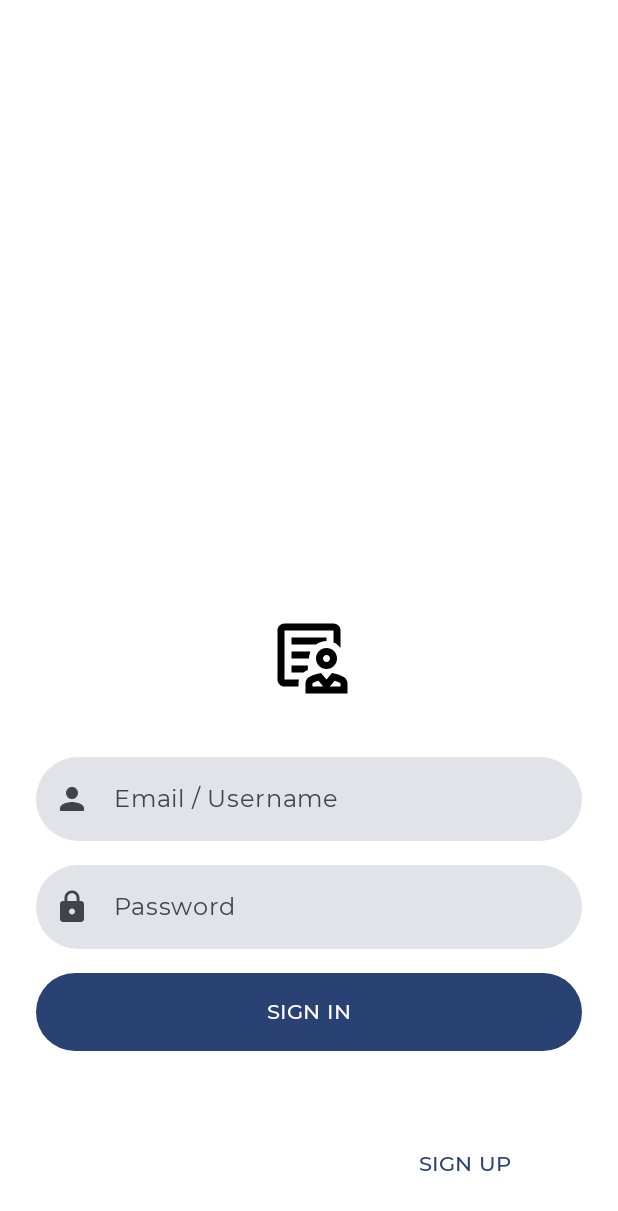
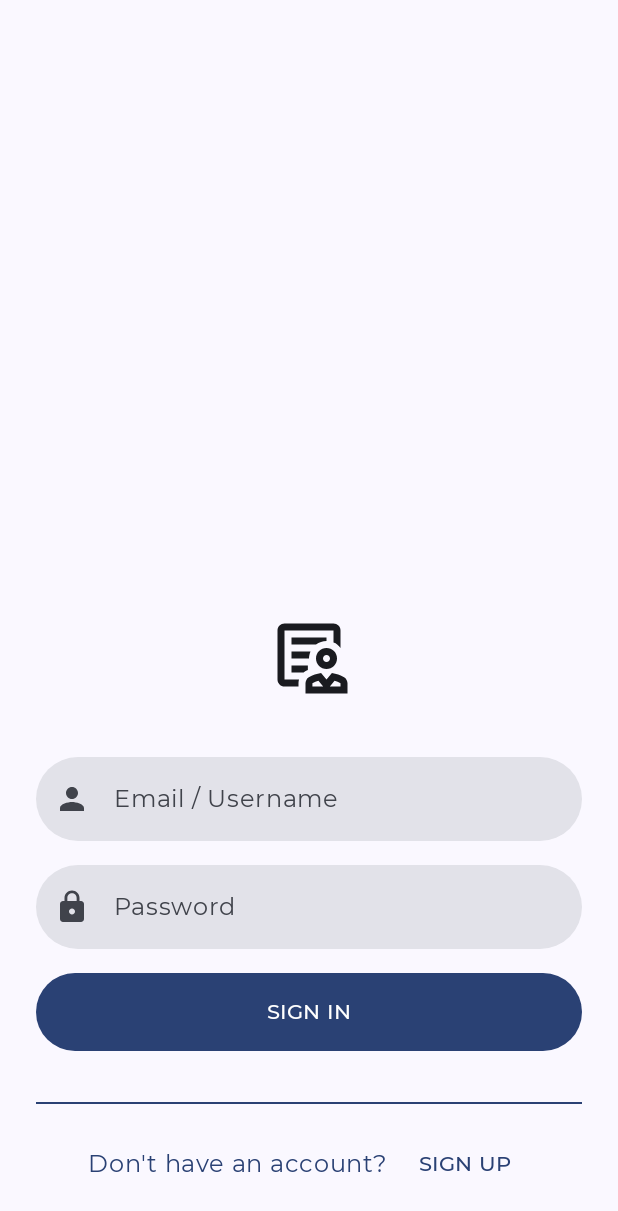
Before and after one commit to MayorBee404/PartnerNotesApps, an Android app built with Jetpack Compose: the @Preview function LoginScreenPreview, on a phone screen of 412 x 824 dp. Shown: the top 1211 px of the screen. Run offline under Robolectric (Android 15) with nearby library versions, the phone set to English and light mode, and no system bars; 1 statement that could not run was skipped.

Commit message:
fix theme

```diff
--- a/app/src/main/java/com/dbadeveloper/partnernotesapps/navigation/SetupNavGraph.kt
+++ b/app/src/main/java/com/dbadeveloper/partnernotesapps/navigation/SetupNavGraph.kt
@@ -1,14 +1,18 @@
 package com.dbadeveloper.partnernotesapps.navigation
 
+import android.content.res.Configuration
 import androidx.compose.foundation.layout.Box
 import androidx.compose.foundation.layout.fillMaxSize
 import androidx.compose.runtime.Composable
 import androidx.compose.ui.Modifier
+import androidx.compose.ui.tooling.preview.Preview
 import androidx.navigation.NavHostController
 import androidx.navigation.compose.NavHost
 import androidx.navigation.compose.composable
 import com.dbadeveloper.partnernotesapps.ui.login.LoginScreen
 import com.dbadeveloper.partnernotesapps.ui.splashscreen.AnimatedSplashScreen
+import com.dbadeveloper.partnernotesapps.ui.splashscreen.Splash
+import com.dbadeveloper.partnernotesapps.ui.theme.PartnerNotesAppsTheme
 
 @Composable
 fun SetupNavGraph(navHostController: NavHostController) {
@@ -18,6 +22,7 @@ fun SetupNavGraph(navHostController: NavHostController) {
     ) {
         composable(route = Screen.Splash.route) {
             AnimatedSplashScreen(navHostController = navHostController)
+
         }
         composable(route = Screen.Login.route) {
             LoginScreen(navHostController = navHostController)
--- a/app/src/main/java/com/dbadeveloper/partnernotesapps/ui/login/LoginScreen.kt
+++ b/app/src/main/java/com/dbadeveloper/partnernotesapps/ui/login/LoginScreen.kt
@@ -1,5 +1,6 @@
 package com.dbadeveloper.partnernotesapps.ui.login
 
+import android.content.res.Configuration
 import androidx.compose.animation.core.animateFloatAsState
 import androidx.compose.animation.core.tween
 import androidx.compose.foundation.background
@@ -23,6 +24,7 @@ import androidx.compose.material3.ExperimentalMaterial3Api
 import androidx.compose.material3.Icon
 import androidx.compose.material3.MaterialTheme
 import androidx.compose.material3.Shapes
+import androidx.compose.material3.Surface
 import androidx.compose.material3.Text
 import androidx.compose.material3.TextButton
 import androidx.compose.material3.TextField
@@ -48,6 +50,7 @@ import androidx.compose.ui.tooling.preview.Preview
 import androidx.compose.ui.unit.dp
 import androidx.navigation.NavHostController
 import com.dbadeveloper.partnernotesapps.R
+import com.dbadeveloper.partnernotesapps.ui.splashscreen.Splash
 import com.dbadeveloper.partnernotesapps.ui.theme.PartnerNotesAppsTheme
 import com.dbadeveloper.partnernotesapps.ui.theme.md_theme_dark_background
 import com.dbadeveloper.partnernotesapps.ui.theme.md_theme_light_background
@@ -94,7 +97,7 @@ fun Login(alpha: Float) {
                 modifier = Modifier.padding(8.dp))
         }
         Divider(
-            color = Color.White.copy(alpha = 0.3f),
+            color = MaterialTheme.colorScheme.primary,
             thickness = 1.dp,
             modifier = Modifier.padding(
                 top = 18.dp,)
@@ -103,7 +106,7 @@ fun Login(alpha: Float) {
             Text(
                 text = "Don't have an account?",
                 modifier = Modifier.padding(end = 8.dp),
-                color = Color.White.copy(alpha = 0.6f),
+                color = MaterialTheme.colorScheme.primary,
             )
             TextButton(onClick = { /*TODO*/ }) {
                 Text(
@@ -130,7 +133,9 @@ sealed class InputType (
     object Password: InputType(
         label = "Password",
         icon = Icons.Default.Lock,
-        keyboardOptions = KeyboardOptions(imeAction = ImeAction.Done, keyboardType = KeyboardType.Password),
+        keyboardOptions = KeyboardOptions(
+            imeAction = ImeAction.Done,
+            keyboardType = KeyboardType.Password),
         visualTransformation = PasswordVisualTransformation()
     )
 }
@@ -144,9 +149,13 @@ fun TextInput(inputType: InputType) {
         onValueChange = { value = it},
         modifier = Modifier
             .fillMaxWidth(),
-    leadingIcon = {Icon(imageVector = inputType.icon, contentDescription = inputType.label)},
-    label = {Text(text = inputType.label)},
-    colors = TextFieldDefaults.textFieldColors(
+        leadingIcon = {
+            Icon(imageVector = inputType.icon,
+                contentDescription = inputType.label
+            )},
+        label = {
+            Text(text = inputType.label)},
+        colors = TextFieldDefaults.textFieldColors(
         focusedIndicatorColor = Color.Transparent,
         unfocusedIndicatorColor = Color.Transparent,
     ),
@@ -154,10 +163,13 @@ fun TextInput(inputType: InputType) {
     )
 }
 
-@Preview
+@Preview(name = "Light", uiMode = Configuration.UI_MODE_NIGHT_NO)
+@Preview(name = "Dark", uiMode = Configuration.UI_MODE_NIGHT_YES)
 @Composable
 fun LoginScreenPreview() {
     PartnerNotesAppsTheme() {
-        Login(alpha = 1f)
+        Surface() {
+            Login(alpha = 1f)
+        }
     }
 }
```
